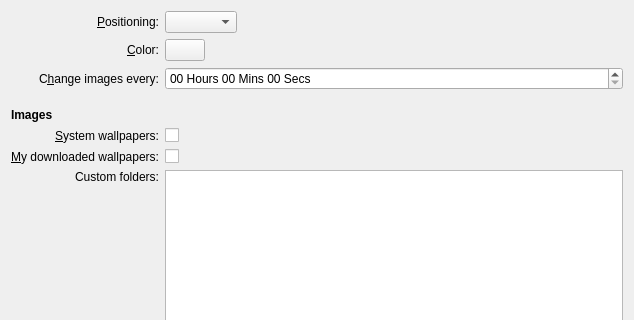
fluxer/kde-workspace, file plasma/wallpapers/image/slideshowconfig.ui: the form before one commit; both pictures show x 0 to 634 and y 0 to 320 of the 634 by 470 pixel window.
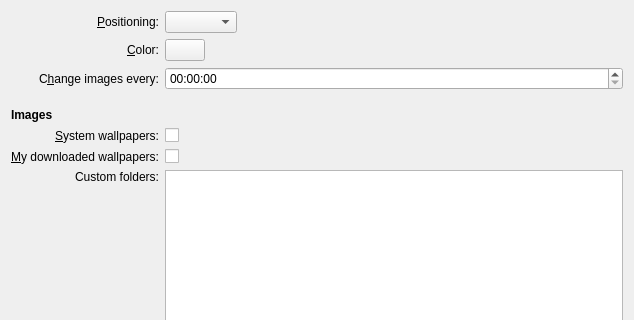
The form after the commit. Custom widgets are drawn as their Qt base class.

Commit message: generic: adjust to Katie changes

What changed in the file:
```diff
--- a/plasma/wallpapers/image/slideshowconfig.ui
+++ b/plasma/wallpapers/image/slideshowconfig.ui
@@ -125,17 +125,7 @@
     </widget>
    </item>
    <item row="2" column="1">
-    <widget class="QDateTimeEdit" name="m_slideshowDelay">
-     <property name="dateTime">
-      <datetime>
-       <hour>0</hour>
-       <minute>0</minute>
-       <second>0</second>
-       <year>2000</year>
-       <month>1</month>
-       <day>1</day>
-      </datetime>
-     </property>
+    <widget class="QTimeEdit" name="m_slideshowDelay">
      <property name="time">
       <time>
        <hour>0</hour>
@@ -143,12 +133,6 @@
        <second>0</second>
       </time>
      </property>
-     <property name="currentSection">
-      <enum>QDateTimeEdit::HourSection</enum>
-     </property>
-     <property name="displayFormat">
-      <string comment="(qtdt-format) Please do not change the quotes (') and translate only the content of the quotes.">hh 'Hours' mm 'Mins' ss 'Secs'</string>
-     </property>
     </widget>
    </item>
    <item row="3" column="0">
```
The commit also changes 2 other files.
